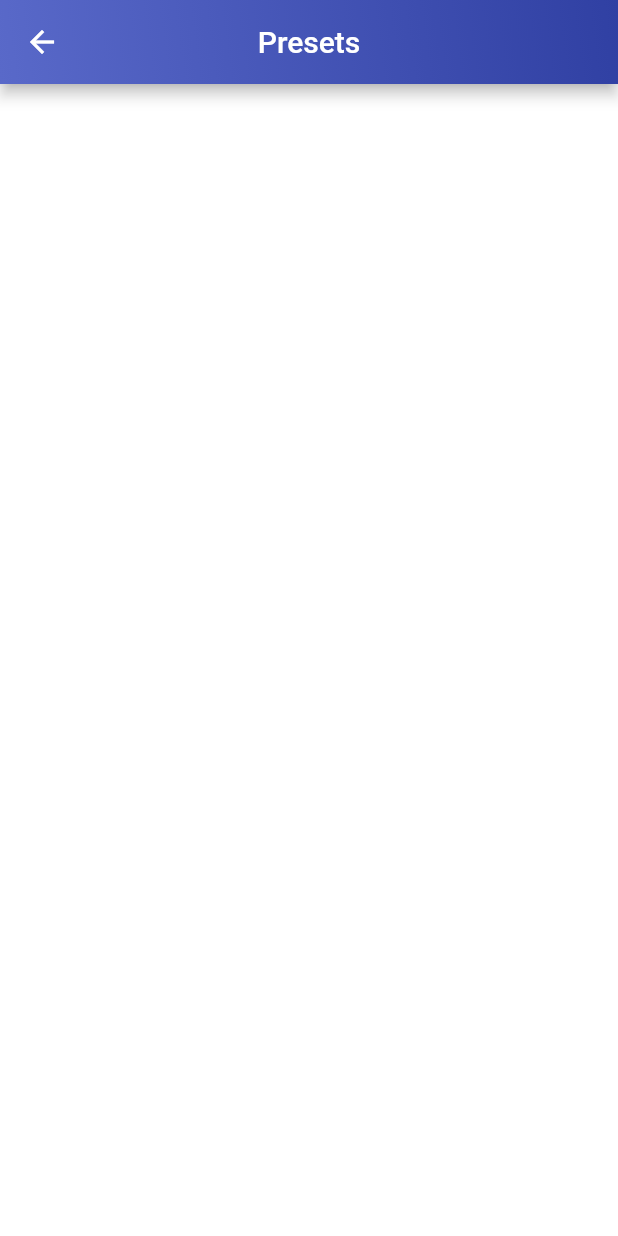
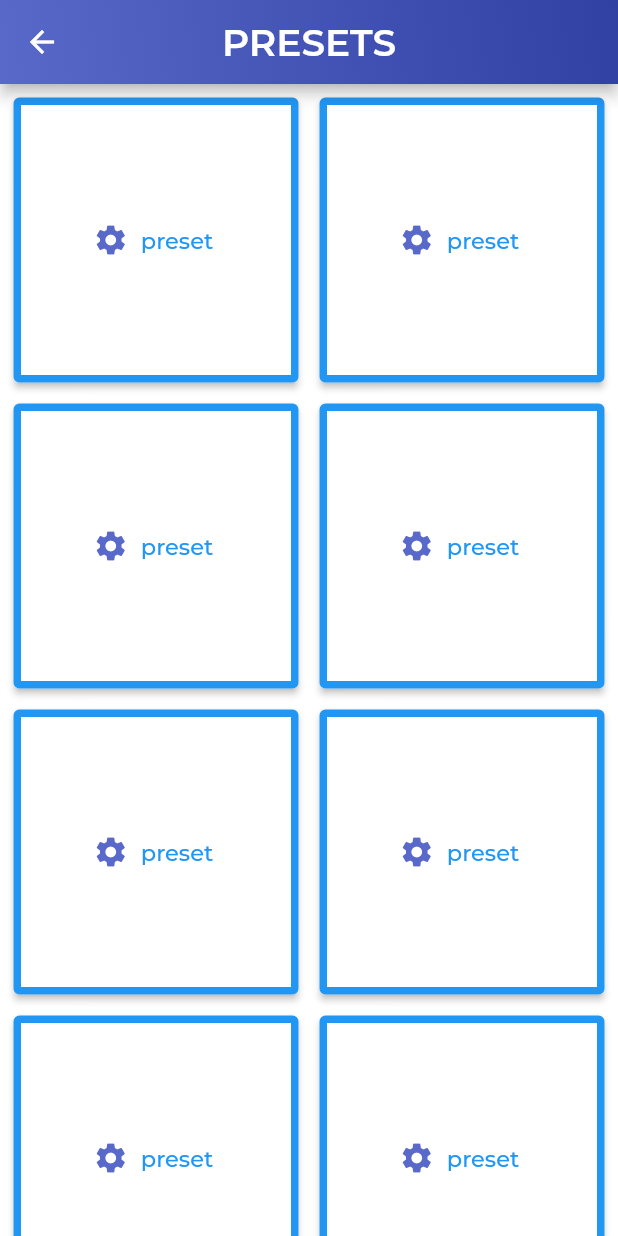
Before and after one commit to joaolucasportella/rac, a Flutter app: the PresetScreen screen opened directly, on a phone screen of 412 x 824 dp. Run offline on Flutter 3.47's test engine with Material 2 defaults, Android fonts, the phone set to English and light mode, and no system bars; our stand-ins replace animated_splash_screen, firebase_auth, firebase_core, flutter_blue, google_fonts, google_sign_in and 3 more; accounts and stored records are empty; network calls fail.

Commit message:
presets screen improvements

```diff
--- a/lib/screens/forgot_password_screen.dart
+++ b/lib/screens/forgot_password_screen.dart
@@ -126,7 +126,7 @@ class _ForgotPasswordScreenState extends State<ForgotPasswordScreen> {
                         height: 120,
                       ),
                       const SizedBox(height: 10.0),
-                      Text('RECUPERAR SENHA', style: labelStyleTitle),
+                      Text('RECUPERAR SENHA', style: textStyleTitle),
                       const SizedBox(height: 25.0),
                       _buildEmailTextField(),
                       const SizedBox(height: 20.0),
--- a/lib/screens/presets_screen.dart
+++ b/lib/screens/presets_screen.dart
@@ -1,4 +1,5 @@
 import 'package:flutter/material.dart';
+import 'package:rac/utilities/constants.dart';
 
 class PresetScreen extends StatefulWidget {
   const PresetScreen({Key? key}) : super(key: key);
@@ -16,7 +17,7 @@ class PresetScreenState extends State<PresetScreen> {
   ) {
     return Scaffold(
         appBar: AppBar(
-          title: const Text("Presets"),
+          title: Text("PRESETS", style: textStyleTitle),
           centerTitle: true,
           flexibleSpace: Container(
             decoration: const BoxDecoration(
@@ -33,17 +34,36 @@ class PresetScreenState extends State<PresetScreen> {
         body: SizedBox(
           height: double.infinity,
           width: double.infinity,
-          child: SizedBox(
-              height: double.infinity,
-              child: SingleChildScrollView(
-                padding: const EdgeInsets.fromLTRB(
-                  20,
-                  100,
-                  20,
-                  10,
-                ),
-                child: Column(children: const <Widget>[]),
-              )),
+          child: _presetsButtons(),
         ));
   }
+
+  Widget _presetsButtons() {
+    return GridView.extent(
+        maxCrossAxisExtent: 360,
+        padding: const EdgeInsets.all(4),
+        mainAxisSpacing: 4,
+        crossAxisSpacing: 4,
+        children: _buildGridTileList(10));
+  }
+
+  List<Container> _buildGridTileList(int count) => List.generate(
+        count,
+        (i) => Container(
+          padding: const EdgeInsets.all(5),
+          child: ElevatedButton.icon(
+            onPressed: () {},
+            style: ElevatedButton.styleFrom(
+                foregroundColor: const Color(0xFF5969c9),
+                backgroundColor: Colors.white,
+                minimumSize: const Size(181, 181),
+                side: const BorderSide(
+                  width: 5,
+                  color: Colors.blue,
+                )),
+            icon: const Icon(Icons.settings),
+            label: Text("preset", style: textStyleBlue),
+          ),
+        ),
+      );
 }
--- a/lib/screens/signin_screen.dart
+++ b/lib/screens/signin_screen.dart
@@ -211,7 +211,7 @@ class _LoginScreenState extends State<LoginScreen> {
                         height: 120,
                       ),
                       const SizedBox(height: 10.0),
-                      Text('ENTRAR', style: labelStyleTitle),
+                      Text('ENTRAR', style: textStyleTitle),
                       const SizedBox(height: 25.0),
                       _buildEmailTextField(),
                       _buildPasswordTextField(),
--- a/lib/screens/signup_screen.dart
+++ b/lib/screens/signup_screen.dart
@@ -201,7 +201,7 @@ class _SignUpScreenState extends State<SignUpScreen> {
                         height: 120,
                       ),
                       const SizedBox(height: 10.0),
-                      Text('CADASTRAR', style: labelStyleTitle),
+                      Text('CADASTRAR', style: textStyleTitle),
                       const SizedBox(height: 25.0),
                       _buildEmailTextField(),
                       _buildPasswordTextField(),
--- a/lib/utilities/constants.dart
+++ b/lib/utilities/constants.dart
@@ -5,6 +5,18 @@ final textStyle = GoogleFonts.montserrat(
   fontSize: 15,
   color: Colors.white70,
   fontWeight: FontWeight.w500,
+);
+
+final textStyleBlue = GoogleFonts.montserrat(
+  fontSize: 15,
+  color: Colors.blue,
+  fontWeight: FontWeight.w500,
+);
+
+final textStyleTitle = GoogleFonts.montserrat(
+  color: Colors.white,
+  fontSize: 25,
+  fontWeight: FontWeight.w600,
 );
 
 final labelStyle = GoogleFonts.montserrat(
@@ -26,12 +38,6 @@ const labelStyleHeader = TextStyle(
   fontSize: 16,
 );
 
-final labelStyleTitle = GoogleFonts.montserrat(
-  color: Colors.white,
-  fontSize: 25,
-  fontWeight: FontWeight.w600,
-);
-
 final boxDecorationStyle = BoxDecoration(
   color: const Color.fromARGB(139, 48, 63, 163),
   borderRadius: BorderRadius.circular(10),
```
Also changed, not shown: pubspec.lock, 1 other file.
